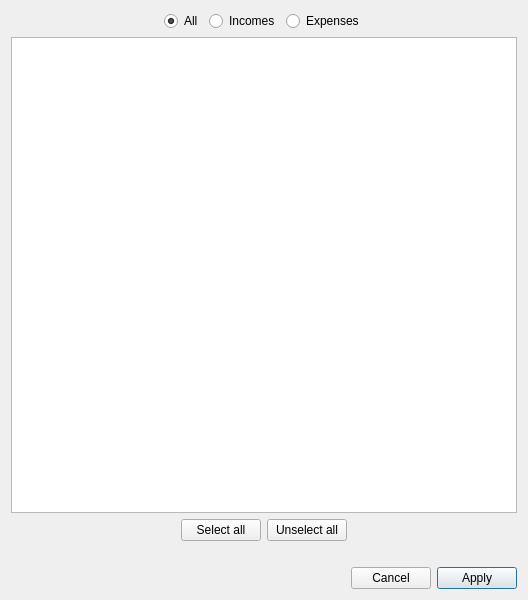
First picture: the form in src/managetagschoosecsddialog.ui, repository redmoon1945/gbp, before the edit.
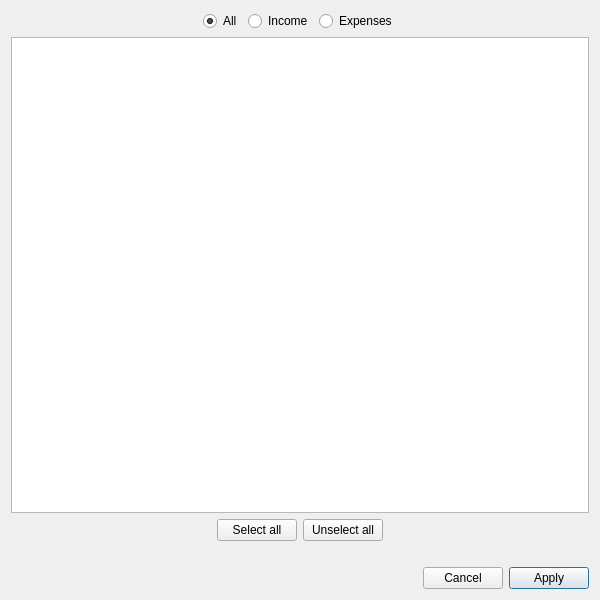
Second picture: the form after the edit.

What changed in the file:
```diff
--- a/src/managetagschoosecsddialog.ui
+++ b/src/managetagschoosecsddialog.ui
@@ -6,7 +6,7 @@
    <rect>
     <x>0</x>
     <y>0</y>
-    <width>528</width>
+    <width>600</width>
     <height>600</height>
    </rect>
   </property>
@@ -50,7 +50,7 @@
        <item>
         <widget class="QRadioButton" name="incomesRadioButton">
          <property name="text">
-          <string>Incomes</string>
+          <string>Income</string>
          </property>
          <attribute name="buttonGroup">
           <string notr="true">buttonGroup</string>
```
